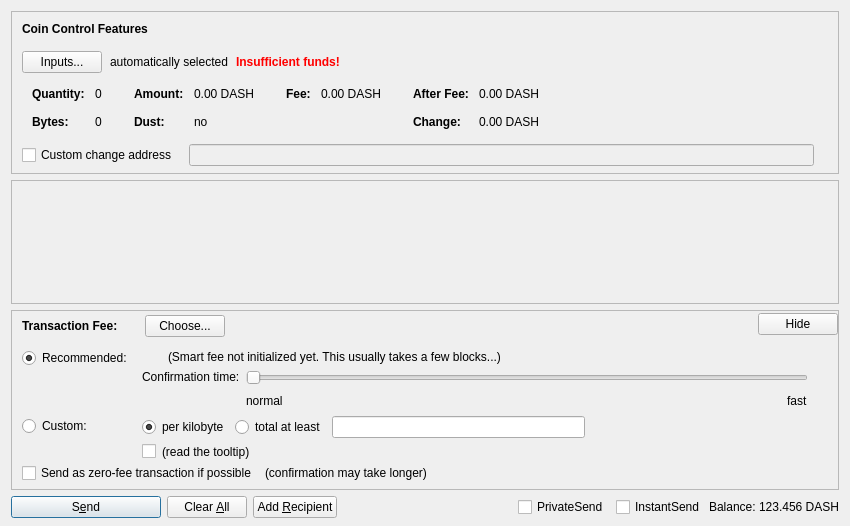
The window that src/qt/forms/sendcoinsdialog.ui (jesusleon1995/dashfork_test) describes before a commit, drawn with Qt 5.
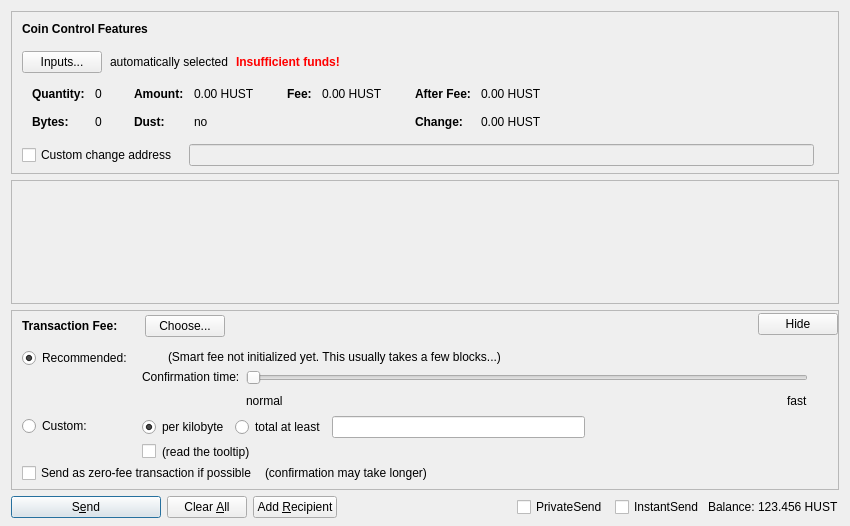
The same window after the commit. Custom widgets are drawn as their Qt base class.

```diff
--- a/src/qt/forms/sendcoinsdialog.ui
+++ b/src/qt/forms/sendcoinsdialog.ui
@@ -324,7 +324,7 @@
                   <enum>Qt::ActionsContextMenu</enum>
                  </property>
                  <property name="text">
-                  <string notr="true">0.00 DASH</string>
+                  <string notr="true">0.00 HUST</string>
                  </property>
                  <property name="textInteractionFlags">
                   <set>Qt::LinksAccessibleByMouse|Qt::TextSelectableByKeyboard|Qt::TextSelectableByMouse</set>
@@ -404,7 +404,7 @@
                   <enum>Qt::ActionsContextMenu</enum>
                  </property>
                  <property name="text">
-                  <string notr="true">0.00 DASH</string>
+                  <string notr="true">0.00 HUST</string>
                  </property>
                  <property name="textInteractionFlags">
                   <set>Qt::LinksAccessibleByMouse|Qt::TextSelectableByKeyboard|Qt::TextSelectableByMouse</set>
@@ -455,7 +455,7 @@
                   <enum>Qt::ActionsContextMenu</enum>
                  </property>
                  <property name="text">
-                  <string notr="true">0.00 DASH</string>
+                  <string notr="true">0.00 HUST</string>
                  </property>
                  <property name="textInteractionFlags">
                   <set>Qt::LinksAccessibleByMouse|Qt::TextSelectableByKeyboard|Qt::TextSelectableByMouse</set>
@@ -484,7 +484,7 @@
                   <enum>Qt::ActionsContextMenu</enum>
                  </property>
                  <property name="text">
-                  <string notr="true">0.00 DASH</string>
+                  <string notr="true">0.00 HUST</string>
                  </property>
                  <property name="textInteractionFlags">
                   <set>Qt::LinksAccessibleByMouse|Qt::TextSelectableByKeyboard|Qt::TextSelectableByMouse</set>
@@ -1337,7 +1337,7 @@
           <cursorShape>IBeamCursor</cursorShape>
          </property>
          <property name="text">
-          <string notr="true">123.456 DASH</string>
+          <string notr="true">123.456 HUST</string>
          </property>
          <property name="textInteractionFlags">
           <set>Qt::LinksAccessibleByMouse|Qt::TextSelectableByKeyboard|Qt::TextSelectableByMouse</set>
```
Left out of the diff: 6 changed lines with no effect on the pictures.
